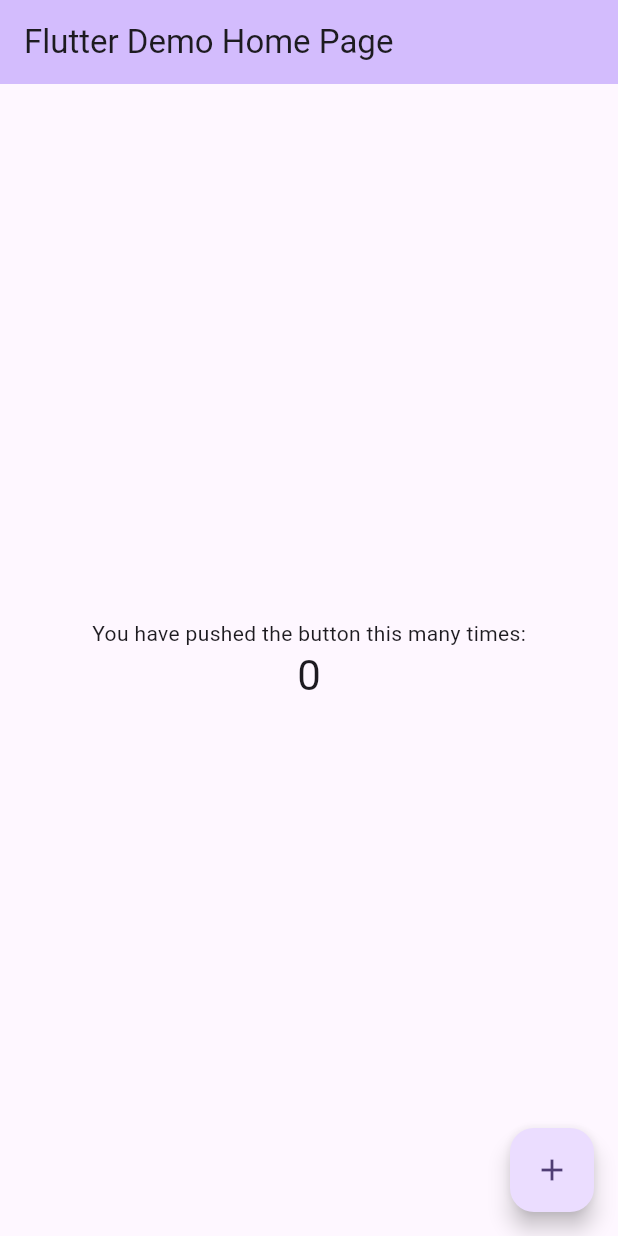
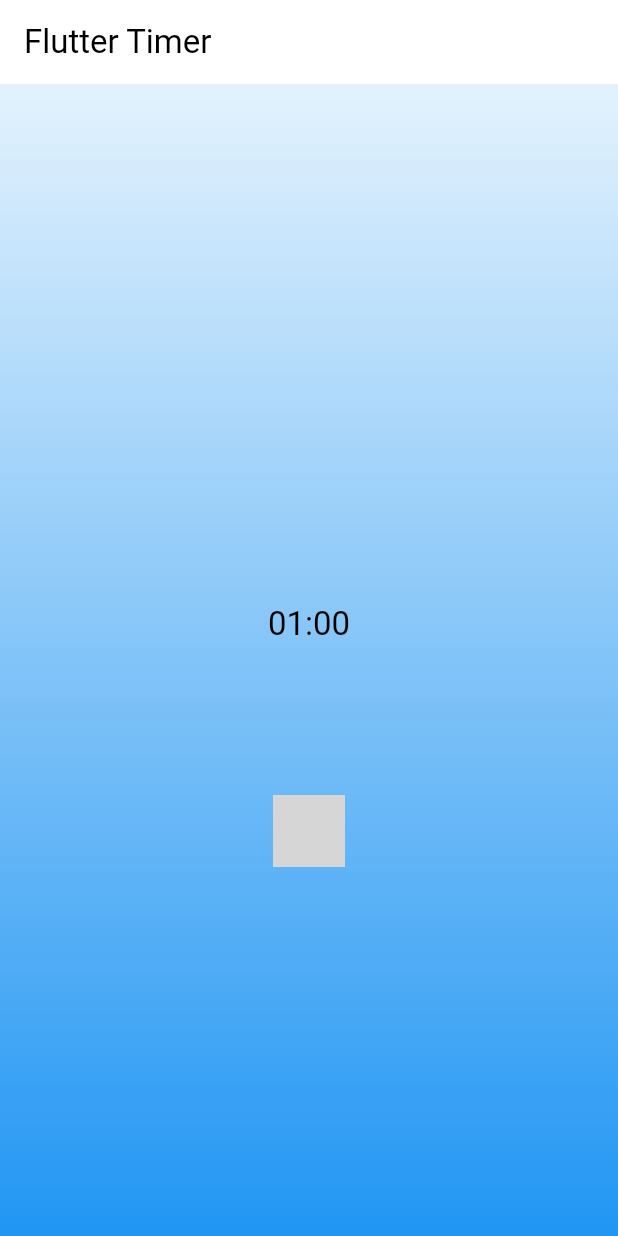
Before and after one commit to heyjuns/bloc_timer, a Flutter app: the screen it shows after launch, on a phone screen of 412 x 824 dp. Run offline on Flutter 3.47's test engine with Material 3 defaults, Android fonts, the phone set to English and light mode, and no system bars; our stand-ins replace bloc, equatable, flutter_bloc; statements that could not run were skipped; grey boxes are pictures that could not be loaded.

Commit message:
add timer

```diff
--- a/lib/main.dart
+++ b/lib/main.dart
@@ -1,125 +1,4 @@
+import 'package:bloc_timer/timer_app.dart';
 import 'package:flutter/material.dart';
 
-void main() {
-  runApp(const MyApp());
-}
-
-class MyApp extends StatelessWidget {
-  const MyApp({super.key});
-
-  // This widget is the root of your application.
-  @override
-  Widget build(BuildContext context) {
-    return MaterialApp(
-      title: 'Flutter Demo',
-      theme: ThemeData(
-        // This is the theme of your application.
-        //
-        // TRY THIS: Try running your application with "flutter run". You'll see
-        // the application has a purple toolbar. Then, without quitting the app,
-        // try changing the seedColor in the colorScheme below to Colors.green
-        // and then invoke "hot reload" (save your changes or press the "hot
-        // reload" button in a Flutter-supported IDE, or press "r" if you used
-        // the command line to start the app).
-        //
-        // Notice that the counter didn't reset back to zero; the application
-        // state is not lost during the reload. To reset the state, use hot
-        // restart instead.
-        //
-        // This works for code too, not just values: Most code changes can be
-        // tested with just a hot reload.
-        colorScheme: ColorScheme.fromSeed(seedColor: Colors.deepPurple),
-        useMaterial3: true,
-      ),
-      home: const MyHomePage(title: 'Flutter Demo Home Page'),
-    );
-  }
-}
-
-class MyHomePage extends StatefulWidget {
-  const MyHomePage({super.key, required this.title});
-
-  // This widget is the home page of your application. It is stateful, meaning
-  // that it has a State object (defined below) that contains fields that affect
-  // how it looks.
-
-  // This class is the configuration for the state. It holds the values (in this
-  // case the title) provided by the parent (in this case the App widget) and
-  // used by the build method of the State. Fields in a Widget subclass are
-  // always marked "final".
-
-  final String title;
-
-  @override
-  State<MyHomePage> createState() => _MyHomePageState();
-}
-
-class _MyHomePageState extends State<MyHomePage> {
-  int _counter = 0;
-
-  void _incrementCounter() {
-    setState(() {
-      // This call to setState tells the Flutter framework that something has
-      // changed in this State, which causes it to rerun the build method below
-      // so that the display can reflect the updated values. If we changed
-      // _counter without calling setState(), then the build method would not be
-      // called again, and so nothing would appear to happen.
-      _counter++;
-    });
-  }
-
-  @override
-  Widget build(BuildContext context) {
-    // This method is rerun every time setState is called, for instance as done
-    // by the _incrementCounter method above.
-    //
-    // The Flutter framework has been optimized to make rerunning build methods
-    // fast, so that you can just rebuild anything that needs updating rather
-    // than having to individually change instances of widgets.
-    return Scaffold(
-      appBar: AppBar(
-        // TRY THIS: Try changing the color here to a specific color (to
-        // Colors.amber, perhaps?) and trigger a hot reload to see the AppBar
-        // change color while the other colors stay the same.
-        backgroundColor: Theme.of(context).colorScheme.inversePrimary,
-        // Here we take the value from the MyHomePage object that was created by
-        // the App.build method, and use it to set our appbar title.
-        title: Text(widget.title),
-      ),
-      body: Center(
-        // Center is a layout widget. It takes a single child and positions it
-        // in the middle of the parent.
-        child: Column(
-          // Column is also a layout widget. It takes a list of children and
-          // arranges them vertically. By default, it sizes itself to fit its
-          // children horizontally, and tries to be as tall as its parent.
-          //
-          // Column has various properties to control how it sizes itself and
-          // how it positions its children. Here we use mainAxisAlignment to
-          // center the children vertically; the main axis here is the vertical
-          // axis because Columns are vertical (the cross axis would be
-          // horizontal).
-          //
-          // TRY THIS: Invoke "debug painting" (choose the "Toggle Debug Paint"
-          // action in the IDE, or press "p" in the console), to see the
-          // wireframe for each widget.
-          mainAxisAlignment: MainAxisAlignment.center,
-          children: <Widget>[
-            const Text(
-              'You have pushed the button this many times:',
-            ),
-            Text(
-              '$_counter',
-              style: Theme.of(context).textTheme.headlineMedium,
-            ),
-          ],
-        ),
-      ),
-      floatingActionButton: FloatingActionButton(
-        onPressed: _incrementCounter,
-        tooltip: 'Increment',
-        child: const Icon(Icons.add),
-      ), // This trailing comma makes auto-formatting nicer for build methods.
-    );
-  }
-}
+void main() => runApp(const TimerApp());
--- a/lib/timer/bloc/timer_bloc.dart
+++ b/lib/timer/bloc/timer_bloc.dart
@@ -23,7 +23,7 @@ class TimerBloc extends Bloc<TimerEvent, TimerState> {
   }
 
   FutureOr<void> _onResumed(event, emit) {
-    if (state is TimerPaused) {
+    if (state is TimerRunPause) {
       _tickerSubscription?.resume();
       emit(TimerRunInProgress(state.duration));
     }
--- a/lib/timer/timer.dart
+++ b/lib/timer/timer.dart
@@ -0,0 +1,2 @@
+export 'bloc/timer_bloc.dart';
+export 'view/timer_page.dart';
--- /dev/null
+++ b/lib/timer/view/background.dart
@@ -0,0 +1,21 @@
+import 'package:flutter/material.dart';
+
+class Background extends StatelessWidget {
+  const Background({super.key});
+
+  @override
+  Widget build(BuildContext context) {
+    return Container(
+      decoration: BoxDecoration(
+        gradient: LinearGradient(
+          begin: Alignment.topCenter,
+          end: Alignment.bottomCenter,
+          colors: [
+            Colors.blue.shade50,
+            Colors.blue.shade500,
+          ],
+        ),
+      ),
+    );
+  }
+}
--- a/lib/timer/view/timer_page.dart
+++ b/lib/timer/view/timer_page.dart
@@ -0,0 +1,17 @@
+import 'package:bloc_timer/ticker.dart';
+import 'package:bloc_timer/timer/bloc/timer_bloc.dart';
+import 'package:bloc_timer/timer/view/timer_view.dart';
+import 'package:flutter/material.dart';
+import 'package:flutter_bloc/flutter_bloc.dart';
+
+class TimerPage extends StatelessWidget {
+  const TimerPage({super.key});
+
+  @override
+  Widget build(BuildContext context) {
+    return BlocProvider(
+      create: (_) => TimerBloc(ticker: const Ticker()),
+      child: const TimerView(),
+    );
+  }
+}
--- /dev/null
+++ b/lib/timer/view/timer_text.dart
@@ -0,0 +1,18 @@
+import 'package:bloc_timer/timer/bloc/timer_bloc.dart';
+import 'package:flutter/material.dart';
+import 'package:flutter_bloc/flutter_bloc.dart';
+
+class TimerText extends StatelessWidget {
+  const TimerText({Key? key}) : super(key: key);
+  @override
+  Widget build(BuildContext context) {
+    final duration = context.select((TimerBloc bloc) => bloc.state.duration);
+    final minutesStr =
+        ((duration / 60) % 60).floor().toString().padLeft(2, '0');
+    final secondsStr = (duration % 60).floor().toString().padLeft(2, '0');
+    return Text(
+      '$minutesStr:$secondsStr',
+      style: Theme.of(context).textTheme.titleLarge,
+    );
+  }
+}
--- /dev/null
+++ b/lib/timer/view/timer_view.dart
@@ -0,0 +1,32 @@
+import 'package:bloc_timer/timer/view/background.dart';
+import 'package:bloc_timer/timer/view/timer_actions.dart';
+import 'package:bloc_timer/timer/view/timer_text.dart';
+import 'package:flutter/material.dart';
+
+class TimerView extends StatelessWidget {
+  const TimerView({Key? key}) : super(key: key);
+  @override
+  Widget build(BuildContext context) {
+    return Scaffold(
+      appBar: AppBar(title: const Text('Flutter Timer')),
+      body: const Stack(
+        children: [
+          Background(),
+          Column(
+            mainAxisAlignment: MainAxisAlignment.center,
+            crossAxisAlignment: CrossAxisAlignment.center,
+            children: <Widget>[
+              Padding(
+                padding: EdgeInsets.symmetric(vertical: 100.0),
+                child: Center(
+                  child: TimerText(),
+                ),
+              ),
+              TimerActions(),
+            ],
+          ),
+        ],
+      ),
+    );
+  }
+}
--- a/lib/app.dart
+++ b/lib/timer_app.dart
@@ -1,3 +1,4 @@
+import 'package:bloc_timer/timer/timer.dart';
 import 'package:flutter/material.dart';
 
 class TimerApp extends StatelessWidget {
@@ -7,6 +8,7 @@ class TimerApp extends StatelessWidget {
   Widget build(BuildContext context) {
     return MaterialApp(
       title: "Flutter Timer",
+      home: const TimerPage(),
       theme: ThemeData(
         colorScheme: const ColorScheme.light(
           primary: Color.fromRGBO(72, 74, 126, 1),
--- a/pubspec.yaml
+++ b/pubspec.yaml
@@ -38,6 +38,7 @@ dependencies:
   bloc: ^8.1.2
   equatable: ^2.0.5
   meta: ^1.10.0
+  flutter_bloc: ^8.1.3
 
 dev_dependencies:
   flutter_test:
```
Also changed, not shown: lib/timer/view/timer_actions.dart (added, +70 -0 lines), pubspec.lock.
